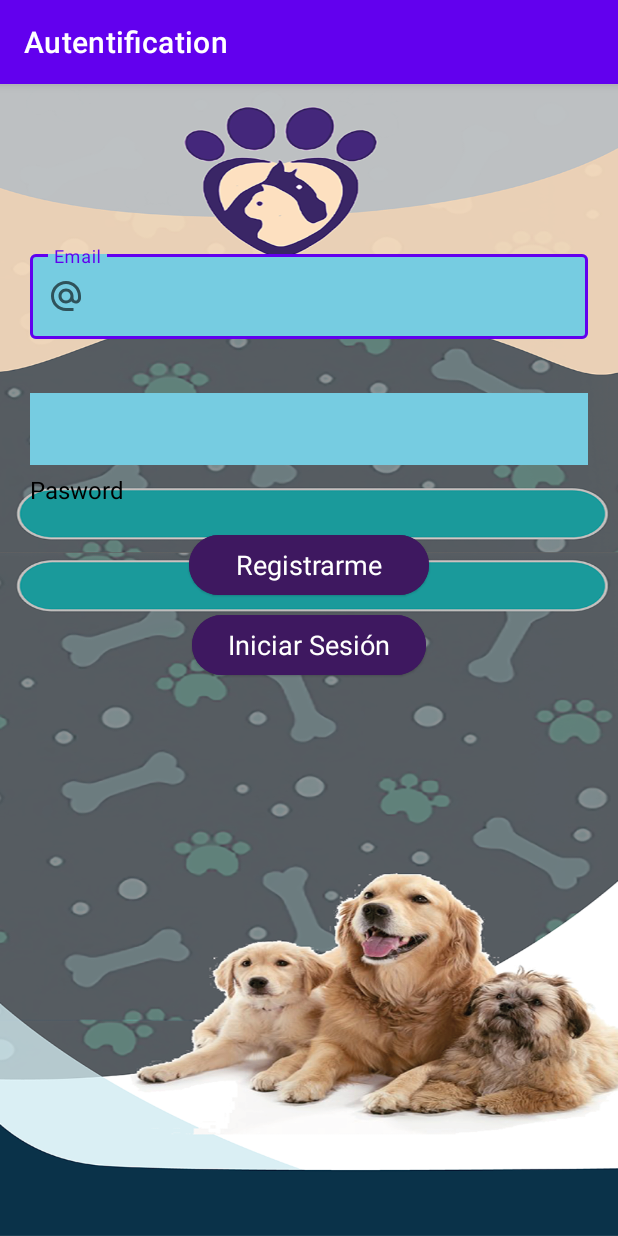
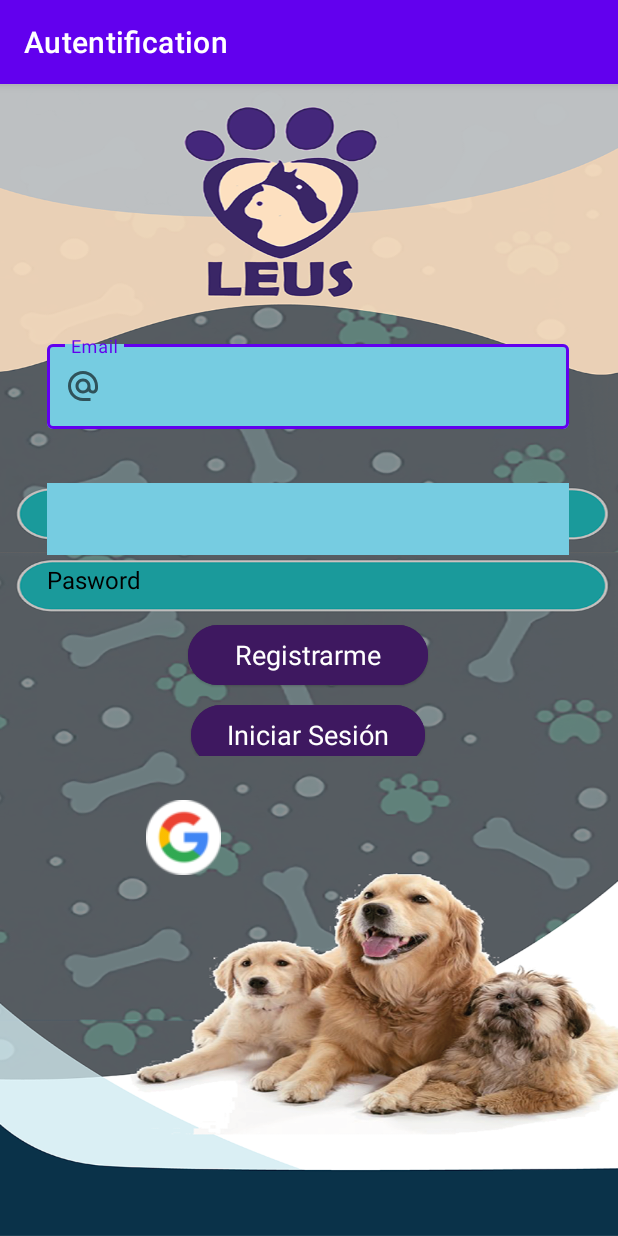
Before and after one commit to TOMMYjona/DispositivosMoviles, an Android app: the screen it shows after launch (Inicio), on a phone screen of 412 x 824 dp. Run offline under Robolectric (Android 15) with nearby library versions, the phone set to English and light mode, and no system bars; our stand-ins replace Firebase (no records; nobody signed in at launch, a user with empty details on screens opened directly), Room's generated code.

Commit message:
Leus_Google_Login_Add

```diff
--- a/app/build.gradle
+++ b/app/build.gradle
@@ -69,6 +69,10 @@ dependencies {
     implementation 'com.google.firebase:firebase-analytics:17.2.2'
 
     implementation 'com.google.firebase:firebase-auth:19.1.0'
+    //google android
+    implementation 'com.google.android.gms:play-services-auth:20.1.0'
+    implementation platform('com.google.firebase:firebase-bom:29.1.0')
+    implementation 'androidx.activity:activity-ktx:1.2.0'
     // Picasso
     implementation 'com.squareup.picasso:picasso:2.71828'
     //Serializacion
--- a/app/src/main/res/layout/activity_inicio.xml
+++ b/app/src/main/res/layout/activity_inicio.xml
@@ -21,13 +21,32 @@
         app:layout_constraintVertical_bias="0.0"
         app:srcCompat="@drawable/pantallainicio" />
 
+    <ImageButton
+        android:id="@+id/GoogleButton"
+        style="@style/Widget.Material3.Button.ElevatedButton"
+        android:layout_width="wrap_content"
+        android:layout_height="70dp"
+        android:layout_gravity="center_horizontal"
+        android:contentDescription="@string/imagenboton"
+        app:layout_constraintBottom_toBottomOf="@+id/etfondo"
+        app:layout_constraintEnd_toEndOf="parent"
+        app:layout_constraintHorizontal_bias="0.233"
+        app:layout_constraintStart_toStartOf="parent"
+        app:layout_constraintTop_toBottomOf="@+id/auntlayout"
+        app:layout_constraintVertical_bias="0.076"
+        app:srcCompat="@mipmap/google" />
+
     <LinearLayout
-        android:layout_width="match_parent"
-        android:layout_height="match_parent"
-        android:layout_marginLeft="20dp"
-        android:layout_marginTop="58dp"
-        android:layout_marginRight="20dp"
-        android:orientation="vertical">
+        android:id="@+id/auntlayout"
+        android:layout_width="348dp"
+        android:layout_height="330dp"
+        android:orientation="vertical"
+        app:layout_constraintBottom_toBottomOf="parent"
+        app:layout_constraintEnd_toEndOf="parent"
+        app:layout_constraintHorizontal_bias="0.492"
+        app:layout_constraintStart_toStartOf="parent"
+        app:layout_constraintTop_toTopOf="parent"
+        app:layout_constraintVertical_bias="0.269">
 
 
         <com.google.android.material.textfield.TextInputLayout
@@ -58,11 +77,12 @@
             android:id="@+id/login_txt3"
             android:layout_width="match_parent"
             android:layout_height="wrap_content"
+            android:layout_marginTop="15dp"
             android:background="#76CCE1"
             android:ems="30"
             android:inputType="textPassword"
             android:minHeight="48dp"
-            android:layout_marginTop="15dp"
+            android:paddingStart="16dp"
             android:textColor="@color/white"
             tools:ignore="SpeakableTextPresentCheck" />
 
--- a/app/src/main/res/values/strings.xml
+++ b/app/src/main/res/values/strings.xml
@@ -1,11 +1,15 @@
 <resources>
     <string name="app_name">LEUS</string>
     <string name="btn1">hola</string>
+    <string name="imagenboton">botonimg</string>
     <string name="holahola">HolaHola</string>
     <!-- TODO: Remove or change this placeholder text -->
     <string name="menu">Menu</string>
     <string name="grupo">Group</string>
     <string name="open_drawer">Open</string>
     <string name="close_drawer">Close</string>
+    <string name="prefs_file">com.example.calendariol.preferencefilekey</string>
     <string name="hello_blank_fragment">Hello blank fragment</string>
+
+
 </resources>
```
Also changed, not shown: app/src/main/java/com/example/calendariol/presentacion/MainActivity.kt (+19 -5 lines), app/src/main/res/layout/activity_main.xml (+23 -4 lines), app/src/main/res/mipmap/google.png (added).
